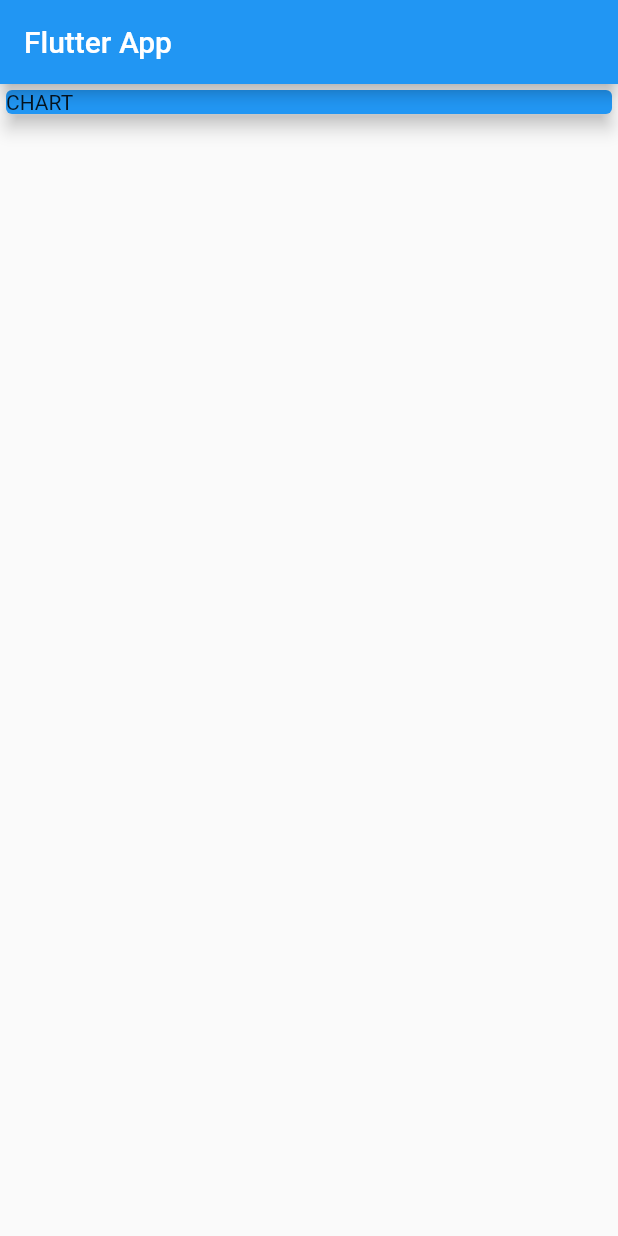
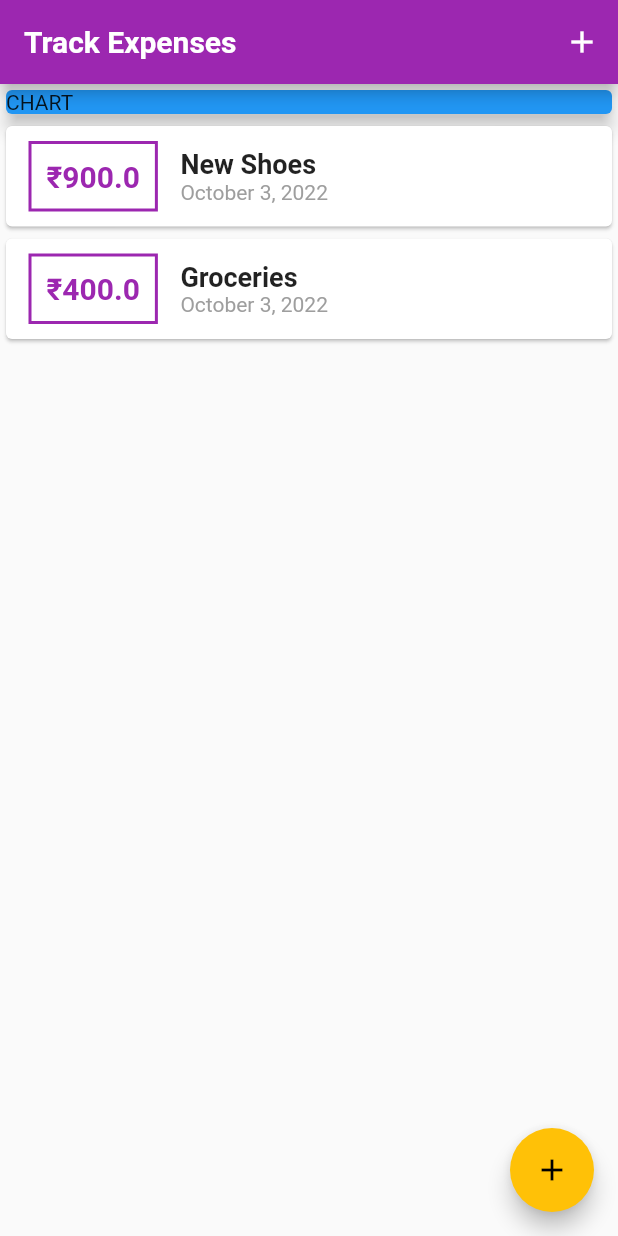
Before and after one commit to aditya-mittal24/EXPENSE-PLANNER-APP, a Flutter app: the screen it shows after launch, on a phone screen of 412 x 824 dp. Run offline on Flutter 3.47's test engine with Material 2 defaults, Android fonts, the phone set to English and light mode, and no system bars; Roboto replaces fonts that are missing (OpenSans).

Commit message:
second-commit

```diff
--- a/lib/main.dart
+++ b/lib/main.dart
@@ -1,4 +1,7 @@
 import 'package:flutter/material.dart';
+import 'widgets/transaction_list.dart';
+import 'widgets/new_transaction.dart';
+import 'models/transaction.dart';
 
 void main() {
   runApp(MyApp());
@@ -10,21 +13,94 @@ class MyApp extends StatelessWidget {
   @override
   Widget build(BuildContext context) {
     return MaterialApp(
-      title: 'Flutter App',
+      title: 'Track Expenses',
+      theme: ThemeData(
+          primarySwatch: Colors.purple,
+          fontFamily: 'Quicksand',
+          textTheme: Theme.of(context).textTheme.copyWith(
+                titleMedium: TextStyle(
+                  fontFamily: 'OpenSans',
+                  fontWeight: FontWeight.bold,
+                  fontSize: 18,
+                ),
+              ),
+          accentColor: Colors.amber,
+          appBarTheme: AppBarTheme(
+            titleTextStyle: TextStyle(
+              fontFamily: 'OpenSans',
+              fontSize: 20,
+              fontWeight: FontWeight.bold,
+            ),
+          )),
       home: MyHomePage(),
     );
   }
 }
 
-class MyHomePage extends StatelessWidget {
+class MyHomePage extends StatefulWidget {
+  @override
+  State<MyHomePage> createState() => _MyHomePageState();
+}
+
+class _MyHomePageState extends State<MyHomePage> {
+  final List<Transaction> _userTransactions = [
+    Transaction(
+      id: 't1',
+      title: 'New Shoes',
+      amount: 900,
+      date: DateTime.now(),
+    ),
+    Transaction(
+      id: 't2',
+      title: 'Groceries',
+      amount: 400,
+      date: DateTime.now(),
+    ),
+  ];
+  void _addNewTransaction(String txTitle, double txAmount) {
+    final newTx = Transaction(
+      id: DateTime.now().toString(),
+      title: txTitle,
+      amount: txAmount,
+      date: DateTime.now(),
+    );
+    setState(() {
+      _userTransactions.add(newTx);
+    });
+  }
+
+  void _startAddNewTransaction(BuildContext ctx) {
+    showModalBottomSheet(
+      context: ctx,
+      builder: (_) {
+        return GestureDetector(
+          onTap: () {},
+          child: NewTransaction(_addNewTransaction),
+          behavior: HitTestBehavior.opaque,
+        );
+      },
+    );
+  }
 
   @override
   Widget build(BuildContext context) {
     return Scaffold(
       appBar: AppBar(
-        title: Text('Flutter App'),
+        title: Text(
+          'Track Expenses',
+          style: TextStyle(fontFamily: 'OpenSans'),
         ),
-      body: Column(
+        actions: [
+          IconButton(
+            onPressed: () => _startAddNewTransaction(context),
+            icon: Icon(
+              Icons.add,
+            ),
+          )
+        ],
+      ),
+      body: SingleChildScrollView(
+        child: Column(
           // mainAxisAlignment: MainAxisAlignment.spaceAround,
           crossAxisAlignment: CrossAxisAlignment.stretch,
           children: [
@@ -36,7 +112,16 @@ class MyHomePage extends StatelessWidget {
                 elevation: 5,
               ),
             ),
+            TransactionList(_userTransactions),
           ],
+        ),
+      ),
+      // floatingActionButtonLocation: FloatingActionButtonLocation.centerFloat,
+      floatingActionButton: FloatingActionButton(
+        child: Icon(
+          Icons.add,
+        ),
+        onPressed: () => _startAddNewTransaction(context),
       ),
     );
   }
--- a/lib/widgets/transaction_list.dart
+++ b/lib/widgets/transaction_list.dart
@@ -3,15 +3,16 @@ import '../models/transaction.dart';
 import 'package:intl/intl.dart';
 
 class TransactionList extends StatelessWidget {
-
   final List<Transaction> transactions;
 
   TransactionList(this.transactions);
 
   @override
   Widget build(BuildContext context) {
-    return Column(
-            children: transactions.map((tx) {
+    return Container(
+      height: 300,
+      child: ListView.builder(
+        itemBuilder: (context, index) {
           return Card(
             child: Row(
               children: [
@@ -23,16 +24,16 @@ class TransactionList extends StatelessWidget {
                   ),
                   decoration: BoxDecoration(
                     border: Border.all(
-                          color: Colors.purple,
+                      color: Theme.of(context).primaryColor,
                       width: 2,
                     ),
                   ),
                   child: Text(
-                        '₹${tx.amount}',
+                    '₹${transactions[index].amount.toStringAsFixed(1)}',
                     style: TextStyle(
                       fontWeight: FontWeight.bold,
                       fontSize: 20,
-                          color: Colors.purple,
+                      color: Theme.of(context).primaryColor,
                     ),
                   ),
                 ),
@@ -40,14 +41,11 @@ class TransactionList extends StatelessWidget {
                   crossAxisAlignment: CrossAxisAlignment.start,
                   children: [
                     Text(
-                          tx.title,
-                          style: TextStyle(
-                            fontWeight: FontWeight.bold,
-                            fontSize: 16,
-                          ),
+                      transactions[index].title,
+                      style: Theme.of(context).textTheme.titleMedium,
                     ),
                     Text(
-                          DateFormat.yMMMMd().format(tx.date),
+                      DateFormat.yMMMMd().format(transactions[index].date),
                       style: TextStyle(
                         color: Colors.grey,
                       ),
@@ -57,7 +55,9 @@ class TransactionList extends StatelessWidget {
               ],
             ),
           );
-            }).toList(),
+        },
+        itemCount: transactions.length,
+      ),
     );
   }
 }
```
Also changed, not shown: lib/widgets/new_transaction.dart (+31 -5 lines), lib/widgets/user_transactions.dart (deleted, +0 -46 lines), pubspec.yaml (+12 -6 lines), assets/fonts/OpenSans-Bold.ttf (added), assets/fonts/OpenSans-Regular.ttf (added), assets/fonts/Quicksand-Bold.ttf (added), assets/fonts/Quicksand-Light.ttf (added), assets/fonts/Quicksand-Medium.ttf (added), assets/fonts/Quicksand-Regular.ttf (added). Lines whose indentation alone changed are shown as unchanged.
